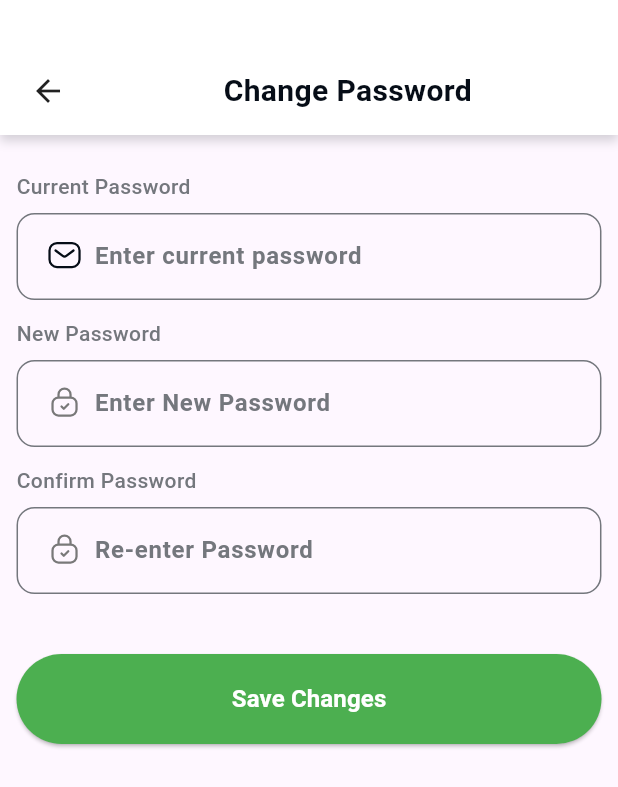
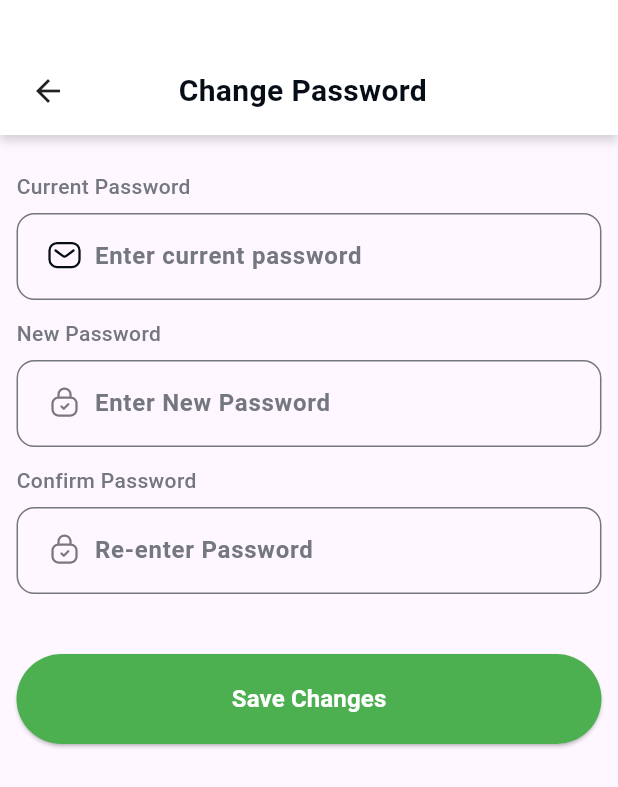
Before and after one commit to indrajeet62051/food_checker, a Flutter app: the Change_Password screen opened directly, on a phone screen of 412 x 824 dp. Shown: the top 787 px of the screen. Run offline on Flutter 3.47's test engine with Material 3 defaults, Android fonts, the phone set to English and light mode, and no system bars; our stand-ins replace dotted_border, flutter_svg, image_picker; Roboto replaces fonts that are missing (PlusJakartaSans); project files that could hold a hidden picture were left out.

Commit message:
sunnb_profile_ui

```diff
--- a/lib/screens/fragment_screen/profile/Sub_Profile_Screens/change_password.dart
+++ b/lib/screens/fragment_screen/profile/Sub_Profile_Screens/change_password.dart
@@ -19,9 +19,33 @@ class change_password extends State<Change_Password>{
   Widget build(BuildContext context) {
     return Scaffold(
       body: Column(children: [
-        commAppBar(app_bar: "Change Password",onTap: () {
-          Navigator.pop(context);
-        },),
+        Container(
+          height: 90, width: ScreenWight,
+          decoration: BoxDecoration(
+            color: Colors.white,
+            boxShadow: [ BoxShadow(
+              color: graycol.withOpacity(0.3), blurRadius: 5, offset: Offset(0, 4),
+            )
+            ],),
+          child: Padding(
+            padding: const EdgeInsets.only(left: 20,right: 20),
+            child: Column(mainAxisAlignment: MainAxisAlignment.end,
+              children: [
+                Row(children: [
+                  Padding(
+                    padding: const EdgeInsets.only(right: 75),
+                    child: GestureDetector(onTap:  () {
+                      Navigator.pop(context);
+                    },
+                        child: Icon(Icons.arrow_back)),
+                  ),
+
+                  commonText(text: "Change Password", txtSize: 20, color: black, fontWeight: FontWeight.w600,),
+                ]),
+                SizedBox(height: 15),
+              ],
+            ),
+          ),), //App Bar
 
         SizedBox(width: ScreenWight*0.9069,
           child: Column(crossAxisAlignment: CrossAxisAlignment.center,children: [
--- a/lib/screens/fragment_screen/profile/Sub_Profile_Screens/edit_profile.dart
+++ b/lib/screens/fragment_screen/profile/Sub_Profile_Screens/edit_profile.dart
@@ -92,6 +92,7 @@ Widget commAppBar({
               child: GestureDetector(onTap:  onTap,
                   child: Icon(Icons.arrow_back)),
             ),
+
             commonText(text: app_bar, txtSize: 20, color: black, fontWeight: FontWeight.w600,),
           ]),
           SizedBox(height: 15),
--- a/lib/screens/fragment_screen/profile/profile_screen2.dart
+++ b/lib/screens/fragment_screen/profile/profile_screen2.dart
@@ -5,6 +5,7 @@ import 'package:food_checker/screens/auth/login/login.dart';
 import 'package:food_checker/screens/widget/text.dart';
 import 'package:food_checker/screens/widget/row.dart';
 
+import 'Sub_Profile_Screens/Language.dart';
 import 'Sub_Profile_Screens/change_password.dart';
 import 'Sub_Profile_Screens/edit_profile.dart';
 
@@ -29,7 +30,9 @@ class Profile_screen extends State<ProfileScreen2> {
       ProfileItem(imagePath: 'assets/icons/changePassword.svg', rowText: 'Change Password',onTap: (){
         Navigator.push(context, MaterialPageRoute(builder: (context)=> Change_Password()));
       },),
-      ProfileItem(imagePath: 'assets/icons/language.svg', rowText: 'Language'),
+      ProfileItem(imagePath: 'assets/icons/language.svg', rowText: 'Language',onTap: () {
+        Navigator.push(context, MaterialPageRoute(builder: (context)=> Language()));
+      },),
       ProfileItem(imagePath: 'assets/icons/Subscription.svg', rowText: 'Subscription'),
       ProfileItem(imagePath: 'assets/icons/Export.svg', rowText: 'Export'),
       ProfileItem(imagePath: 'assets/icons/delete_profile.svg', rowText: 'Delete Account',onTap: () {
```
Also changed, not shown: lib/screens/fragment_screen/profile/Sub_Profile_Screens/Language.dart (added, +141 -0 lines).
